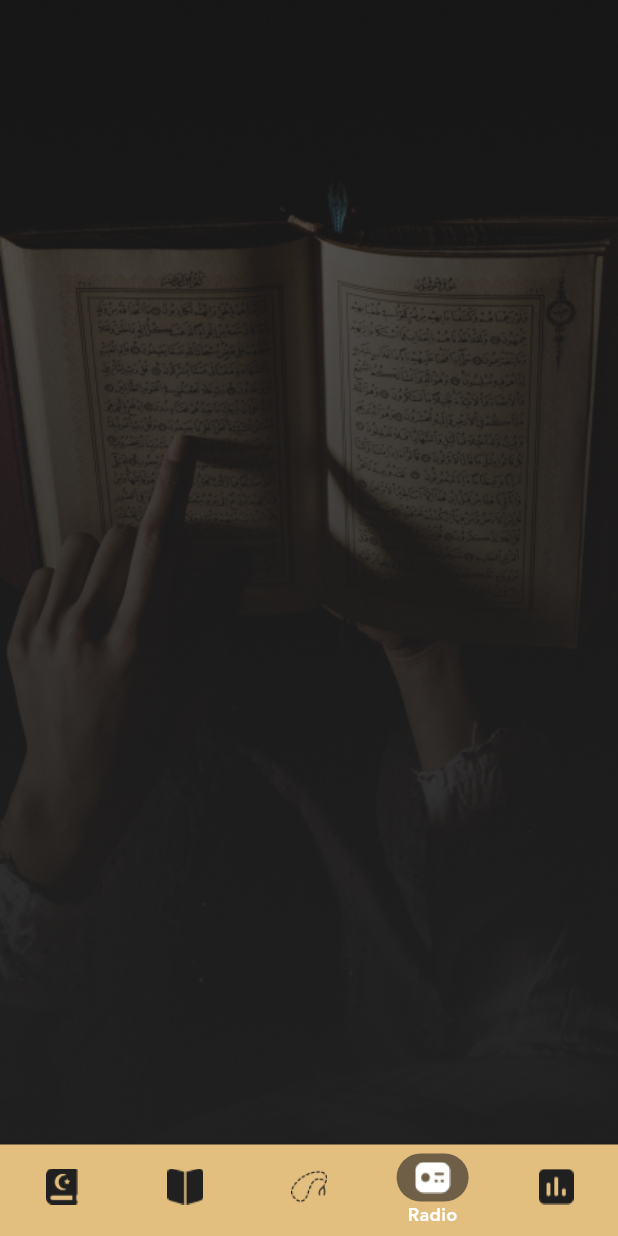
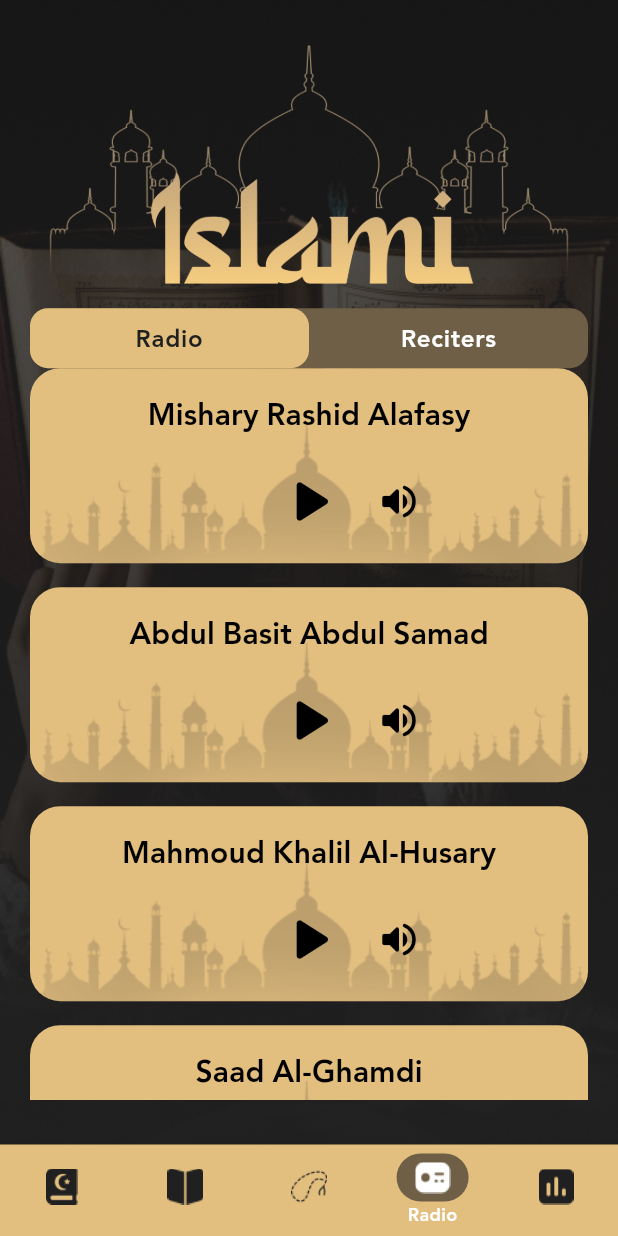
Before and after one commit to Momen0Waleed/Islami_App, a Flutter app: the HomeScreen screen opened by its route, item 4 of the bottom bar chosen, on a phone screen of 412 x 824 dp. Run offline on Flutter 3.47's test engine with Material 3 defaults, Android fonts, the phone set to English and light mode, and no system bars; our stand-ins replace carousel_slider, shared_preferences; accounts and stored records are empty.

Commit message:
Finishing Most of Radio View except the API Part

```diff
--- a/lib/core/constants/islami_images.dart
+++ b/lib/core/constants/islami_images.dart
@@ -28,4 +28,9 @@ abstract class IslamiImages{
 
   static const String sebha = "assets/icons/Sebha.png";
   static const String headOfSebha = "assets/icons/head of the sebha.png";
+
+  static const String radioWidgetBackground =
+      "assets/images/radio widget background.png";
+  static const String radioVoiceWavesBackground =
+      "assets/images/radio voice waves background.png";
 }
--- /dev/null
+++ b/lib/core/constants/radio_data_constraints.dart
@@ -0,0 +1,77 @@
+import 'package:islami_app/models/radio_data_model.dart';
+
+abstract class RadioDataConstraints {
+  static List<String> reciters = [
+    "Mishary Rashid Alafasy",
+    "Abdul Basit Abdul Samad",
+    "Mahmoud Khalil Al-Husary",
+    "Saad Al-Ghamdi",
+    "Maher Al-Muaiqly",
+    "Yasser Al-Dosari",
+    "Abdullah Awad Al-Juhany",
+    "Idris Abkar",
+    "Nasser Al-Qatami",
+    "Ali Jaber",
+    "Mohammed Siddiq Al-Minshawi",
+    "Ahmad Al-Ajmi",
+    "Hani Ar-Rifai",
+    "Khalid Al-Jalil",
+    "Abu Bakr Al-Shatri",
+    "Fares Abbad",
+    "Salah Bukhatir",
+    "Tawfeeq As-Sayegh",
+    "Muhammad Ayyub",
+    "Abdul Rahman Al-Sudais",
+    "Saud Al-Shuraim",
+    "Mohamed Jibreel",
+    "Adel Rayyan",
+    "Ahmed Neana",
+    "Ibrahim Al-Akhdar",
+    "Ali Huthaify",
+    "Ali Abdur-Rahman Al-Hudhaify",
+    "Yassin Al-Jazaery",
+    "Akram Al-Ajurry",
+    "Omar Al-Qazabri",
+  ];
+  static List<String> quranRadios = [
+    "Saudi Quran Radio",
+    "Makkah Live Radio",
+    "Madinah Live Radio",
+    "Al-Quran Al-Kareem Radio - Egypt",
+    "Quran Radio - Kuwait",
+    "Quran Radio - UAE",
+    "Quran Radio - Bahrain",
+    "Quran Radio - Qatar",
+    "Quran Radio - Oman",
+    "Quran Radio - Jordan",
+    "Quran Radio - Palestine",
+    "Quran Radio - Morocco",
+    "Quran Radio - Algeria",
+    "Quran Radio - Tunisia",
+    "Quran Radio - Sudan",
+    "Quran Radio - Yemen",
+    "Quran Radio - Turkey",
+    "Quran Radio - Indonesia",
+    "Quran Radio - Malaysia",
+    "Quran Radio - Nigeria",
+    "Quran Radio - Pakistan",
+    "Quran Radio - Bangladesh",
+    "Quran Radio - India",
+    "Quran Radio - France",
+    "Quran Radio - UK",
+    "Quran Radio - USA",
+    "Quran Radio - Canada",
+    "Quran Radio - Australia",
+    "Quran Kareem FM (Jordan)",
+    "Quran Radio English Translation",
+  ];
+
+  static List<RadioDataModels> recitersData = List.generate(
+    reciters.length,
+    (index) => RadioDataModels(name: reciters[index]),
+  );
+  static List<RadioDataModels> radioStationsData = List.generate(
+    quranRadios.length,
+    (index) => RadioDataModels(name: quranRadios[index]),
+  );
+}
--- /dev/null
+++ b/lib/models/radio_data_model.dart
@@ -0,0 +1,5 @@
+class RadioDataModels {
+  final String name;
+
+  RadioDataModels({required this.name});
+}
--- a/lib/modules/quran/quran_view.dart
+++ b/lib/modules/quran/quran_view.dart
@@ -1,7 +1,6 @@
 import 'package:flutter/material.dart';
 import 'package:islami_app/core/constants/islami_colors.dart';
 import 'package:islami_app/core/constants/islami_images.dart';
-import 'package:islami_app/core/constants/islami_theme_manager.dart';
 import 'package:islami_app/modules/quran/widgets/recently_sura_widget.dart';
 import 'package:islami_app/modules/quran/widgets/sura_list_widget.dart';
 
--- a/lib/modules/radio/radio_view.dart
+++ b/lib/modules/radio/radio_view.dart
@@ -1,18 +1,115 @@
 import 'package:flutter/material.dart';
+import 'package:islami_app/core/constants/islami_colors.dart';
+import 'package:islami_app/modules/radio/widgets/radio_list_view.dart';
 
 import '../../core/constants/islami_images.dart';
 
-class RadioView extends StatelessWidget {
+class RadioView extends StatefulWidget {
   const RadioView({super.key});
 
   @override
+  State<RadioView> createState() => _RadioViewState();
+}
+
+class _RadioViewState extends State<RadioView> {
+  bool radio = true;
+
+  @override
   Widget build(BuildContext context) {
+    var theme = Theme.of(context);
     return Container(
+      height: MediaQuery
+          .of(context)
+          .size
+          .height,
+      width: double.infinity,
+      padding: EdgeInsets.symmetric(vertical: 30, horizontal: 20),
       decoration: BoxDecoration(
         image: DecorationImage(
-            image: AssetImage(IslamiImages.backgroundRadioPage),
-            fit: BoxFit.cover
+          image: AssetImage(IslamiImages.backgroundRadioPage),
+          fit: BoxFit.cover,
         ),
+      ),
+      child: Column(
+        mainAxisAlignment: MainAxisAlignment.start,
+        children: [
+          Image.asset(IslamiImages.quranPageLogo),
+          Container(
+            height: 40,
+            width: double.infinity,
+            decoration: BoxDecoration(
+              color: IslamiColors.gray,
+              borderRadius: BorderRadius.circular(12),
+            ),
+            child: Row(
+              mainAxisAlignment: MainAxisAlignment.center,
+              crossAxisAlignment: CrossAxisAlignment.center,
+              children: [
+                Expanded(
+                  child: GestureDetector(
+                    onTap: () {
+                      setState(() {
+                        if (!radio) {
+                          radio = !radio;
+                        }
+                      });
+                    },
+                    child: AnimatedContainer(
+                      duration: Duration(milliseconds: 400),
+                      curve: Curves.ease,
+                      height: double.infinity,
+                      alignment: Alignment.center,
+                      decoration: BoxDecoration(
+                        color: radio ? IslamiColors.gold : Colors.transparent,
+                        borderRadius: BorderRadius.circular(12),
+                      ),
+                      child: Text(
+                        "Radio",
+                        textAlign: TextAlign.center,
+                        style: theme.textTheme.bodyLarge!.copyWith(
+                          color: radio ? IslamiColors.black : IslamiColors
+                              .white,
+                        ),
+                      ),
+                    ),
+                  ),
+                ),
+                Expanded(
+                  child: GestureDetector(
+                    onTap: () {
+                      setState(() {
+                        if (radio) {
+                          radio = !radio;
+                        }
+                      });
+                    },
+                    child: AnimatedContainer(
+                      duration: Duration(milliseconds: 400),
+                      curve: Curves.ease,
+                      height: double.infinity,
+                      alignment: Alignment.center,
+                      decoration: BoxDecoration(
+                        color: radio ? Colors.transparent : IslamiColors.gold,
+                        borderRadius: BorderRadius.circular(12),
+                      ),
+                      child: Text(
+                        "Reciters",
+                        style: theme.textTheme.bodyLarge!.copyWith(
+                          color: radio ? IslamiColors.white : IslamiColors
+                              .black,
+                        ),
+                      ),
+                    ),
+                  ),
+                ),
+              ],
+            ),
+          ),
+
+          Expanded(
+              child: RadioListView(isRadio: radio,)
+          ),
+        ],
       ),
     );
   }
--- /dev/null
+++ b/lib/modules/radio/widgets/radio_list_view.dart
@@ -0,0 +1,36 @@
+import 'package:flutter/material.dart';
+import 'package:islami_app/modules/radio/widgets/radio_reciter_widget.dart';
+
+import '../../../core/constants/radio_data_constraints.dart';
+
+class RadioListView extends StatefulWidget {
+  final bool isRadio;
+
+  const RadioListView({super.key, required this.isRadio});
+
+  @override
+  State<RadioListView> createState() => _RadioListViewState();
+}
+
+class _RadioListViewState extends State<RadioListView> {
+  @override
+  Widget build(BuildContext context) {
+    return ListView.separated(
+      itemBuilder: (context, index) {
+        return widget.isRadio
+            ? RadioReciterWidget(
+                title: RadioDataConstraints.recitersData[index].name,
+              )
+            : RadioReciterWidget(
+                title: RadioDataConstraints.radioStationsData[index].name,
+              );
+      },
+      separatorBuilder: (context, index) {
+        return SizedBox(height: 16);
+      },
+      itemCount: widget.isRadio
+          ? RadioDataConstraints.recitersData.length
+          : RadioDataConstraints.radioStationsData.length,
+    );
+  }
+}
--- /dev/null
+++ b/lib/modules/radio/widgets/radio_reciter_widget.dart
@@ -0,0 +1,105 @@
+import 'package:flutter/material.dart';
+import 'package:islami_app/core/constants/islami_colors.dart';
+import 'package:islami_app/core/constants/islami_images.dart';
+
+class RadioReciterWidget extends StatefulWidget {
+  final String title;
+
+  const RadioReciterWidget({super.key, required this.title});
+
+  @override
+  State<RadioReciterWidget> createState() => _RadioReciterWidgetState();
+}
+
+class _RadioReciterWidgetState extends State<RadioReciterWidget> {
+  bool play = false;
+  bool isMute = false;
+
+  @override
+  Widget build(BuildContext context) {
+    var theme = Theme.of(context);
+
+    return Container(
+      decoration: BoxDecoration(
+        color: IslamiColors.gold,
+        borderRadius: BorderRadius.circular(20),
+      ),
+      // width: double.infinity,
+      height: 130,
+      child: Stack(
+        children: [
+          Align(
+            alignment: Alignment.bottomCenter,
+            child: !play
+                ? Image.asset(IslamiImages.radioWidgetBackground)
+                : Image.asset(
+                    IslamiImages.radioVoiceWavesBackground,
+                    width: double.infinity,
+                  ),
+          ),
+          Positioned.fill(
+            child: Padding(
+              padding: const EdgeInsets.symmetric(vertical: 16.0),
+              child: Column(
+                mainAxisAlignment: MainAxisAlignment.spaceAround,
+                crossAxisAlignment: CrossAxisAlignment.center,
+                children: [
+                  Text(
+                    widget.title,
+                    style: theme.textTheme.titleMedium!.copyWith(
+                      color: Colors.black,
+                    ),
+                  ),
+                  Spacer(),
+                  Row(
+                    mainAxisAlignment: MainAxisAlignment.center,
+                    children: [
+                      // SizedBox(width: 30),
+                      Padding(
+                        padding: const EdgeInsets.only(left: 50.0),
+                        child: InkWell(
+                          onTap: () {
+                            setState(() {
+                              play = !play;
+                              isMute = false;
+                            });
+                          },
+                          child: Icon(
+                            play
+                                ? Icons.pause_rounded
+                                : Icons.play_arrow_rounded,
+                            color: Colors.black,
+                            size: 50,
+                          ),
+                        ),
+                      ),
+                      Padding(
+                        padding: const EdgeInsets.only(left: 20.0),
+                        child: InkWell(
+                          onTap: () {
+                            setState(() {
+                              if (play) {
+                                isMute = !isMute;
+                              }
+                            });
+                          },
+                          child: Icon(
+                            isMute
+                                ? Icons.volume_off_rounded
+                                : Icons.volume_up_rounded,
+                            color: Colors.black,
+                            size: 30,
+                          ),
+                        ),
+                      ),
+                    ],
+                  ),
+                ],
+              ),
+            ),
+          ),
+        ],
+      ),
+    );
+  }
+}
--- a/lib/modules/splash/splash_screen.dart
+++ b/lib/modules/splash/splash_screen.dart
@@ -3,7 +3,6 @@ import 'package:islami_app/core/constants/islami_colors.dart';
 import 'package:islami_app/core/constants/islami_images.dart';
 import 'package:islami_app/modules/onboarding/on_boarding.dart';
 
-import '../home/home_screen.dart';
 
 class SplashScreen extends StatefulWidget {
   const SplashScreen({super.key});
```
Also changed, not shown: pubspec.yaml (+1 -47 lines), assets/images/radio voice waves background.png (added), assets/images/radio widget background.png (added).
